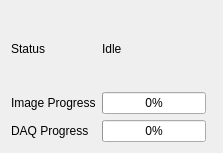
This is HexitecGigE/progressform.ui in stfc-detectors/hexitec as Qt 5 draws it before an edit. The edited form follows.
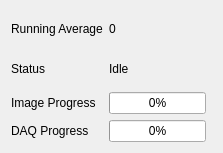
This is the edited form.

Commit message:
Implements Occupancy Threshold, average events per frame
    Progress form now displays running average of the number of events per frame for each buffer.

```diff
--- a/HexitecGigE/progressform.ui
+++ b/HexitecGigE/progressform.ui
@@ -20,45 +20,59 @@
    <string>Form</string>
   </property>
   <layout class="QGridLayout" name="gridLayout">
-   <item row="1" column="0">
+   <item row="3" column="1">
+    <widget class="QProgressBar" name="progressBar">
+     <property name="value">
+      <number>0</number>
+     </property>
+    </widget>
+   </item>
+   <item row="1" column="1" colspan="2">
+    <widget class="QLabel" name="state">
+     <property name="text">
+      <string>Idle</string>
+     </property>
+    </widget>
+   </item>
+   <item row="2" column="0">
     <widget class="QLabel" name="progressBarLabel">
      <property name="text">
       <string>Image Progress</string>
      </property>
     </widget>
    </item>
-   <item row="2" column="0">
+   <item row="3" column="0">
     <widget class="QLabel" name="progressBarLabel_2">
      <property name="text">
       <string>DAQ Progress</string>
      </property>
     </widget>
    </item>
-   <item row="0" column="0">
+   <item row="1" column="0">
     <widget class="QLabel" name="dataAcquisitionModel_2">
      <property name="text">
       <string>Status</string>
      </property>
     </widget>
    </item>
-   <item row="1" column="1">
-    <widget class="QProgressBar" name="imageProgressBar">
-     <property name="value">
-      <number>0</number>
-     </property>
-    </widget>
-   </item>
    <item row="2" column="1">
-    <widget class="QProgressBar" name="progressBar">
+    <widget class="QProgressBar" name="imageProgressBar">
      <property name="value">
       <number>0</number>
      </property>
     </widget>
    </item>
-   <item row="0" column="1" colspan="2">
-    <widget class="QLabel" name="state">
+   <item row="0" column="1">
+    <widget class="QLabel" name="runningAverageValue">
      <property name="text">
-      <string>Idle</string>
+      <string>0</string>
+     </property>
+    </widget>
+   </item>
+   <item row="0" column="0">
+    <widget class="QLabel" name="runningAverageLabel">
+     <property name="text">
+      <string>Running Average</string>
      </property>
     </widget>
    </item>
```
The commit also changes 17 other files.
